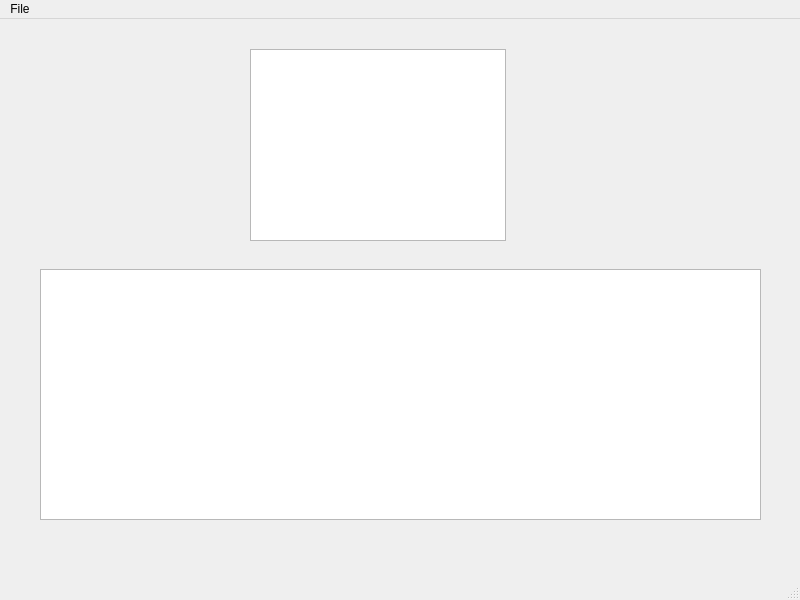
Before: the Qt Designer form mainwindow.ui in zpreisler/XRDView, drawn with Qt 5.
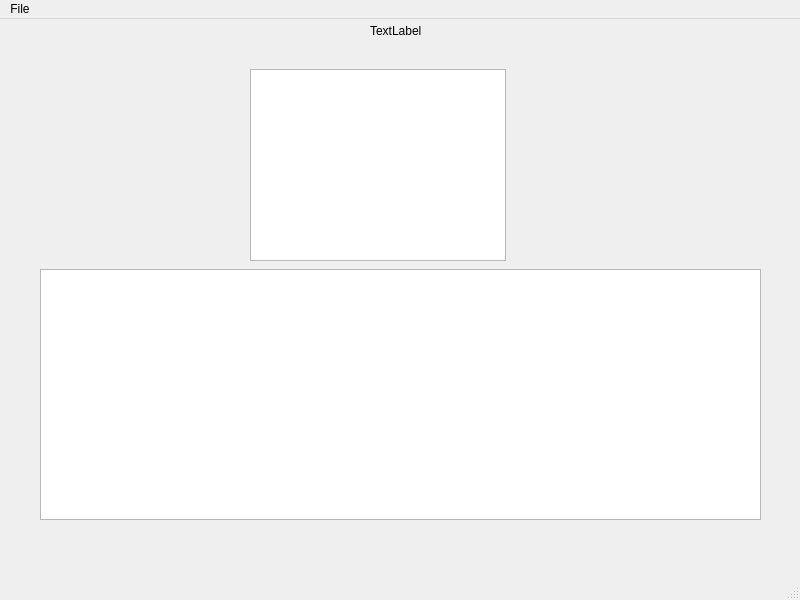
After: the same form once the commit is applied. Custom widgets are drawn as their Qt base class.

```diff
--- a/mainwindow.ui
+++ b/mainwindow.ui
@@ -18,7 +18,7 @@
     <property name="geometry">
      <rect>
       <x>250</x>
-      <y>30</y>
+      <y>50</y>
       <width>256</width>
       <height>192</height>
      </rect>
@@ -40,6 +40,19 @@
      <bool>true</bool>
     </property>
    </widget>
+   <widget class="QLabel" name="label">
+    <property name="geometry">
+     <rect>
+      <x>370</x>
+      <y>2</y>
+      <width>81</width>
+      <height>20</height>
+     </rect>
+    </property>
+    <property name="text">
+     <string>TextLabel</string>
+    </property>
+   </widget>
   </widget>
   <widget class="QMenuBar" name="menubar">
    <property name="geometry">
```
Left out of the diff: 2 changed lines with no effect on the pictures.
